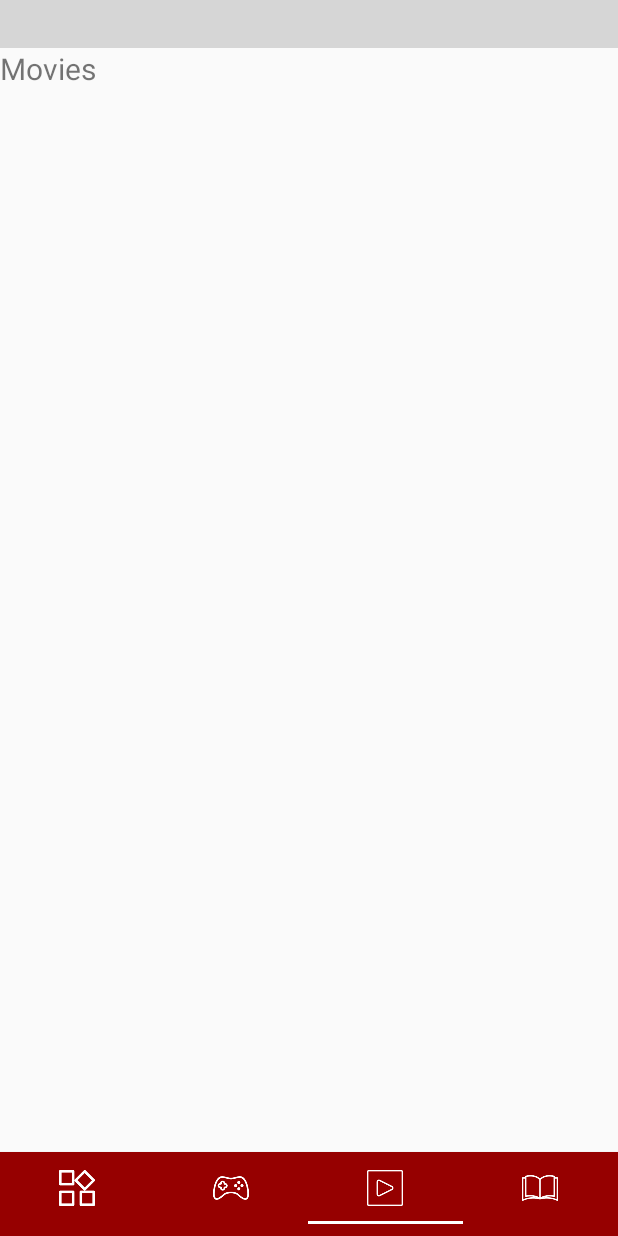
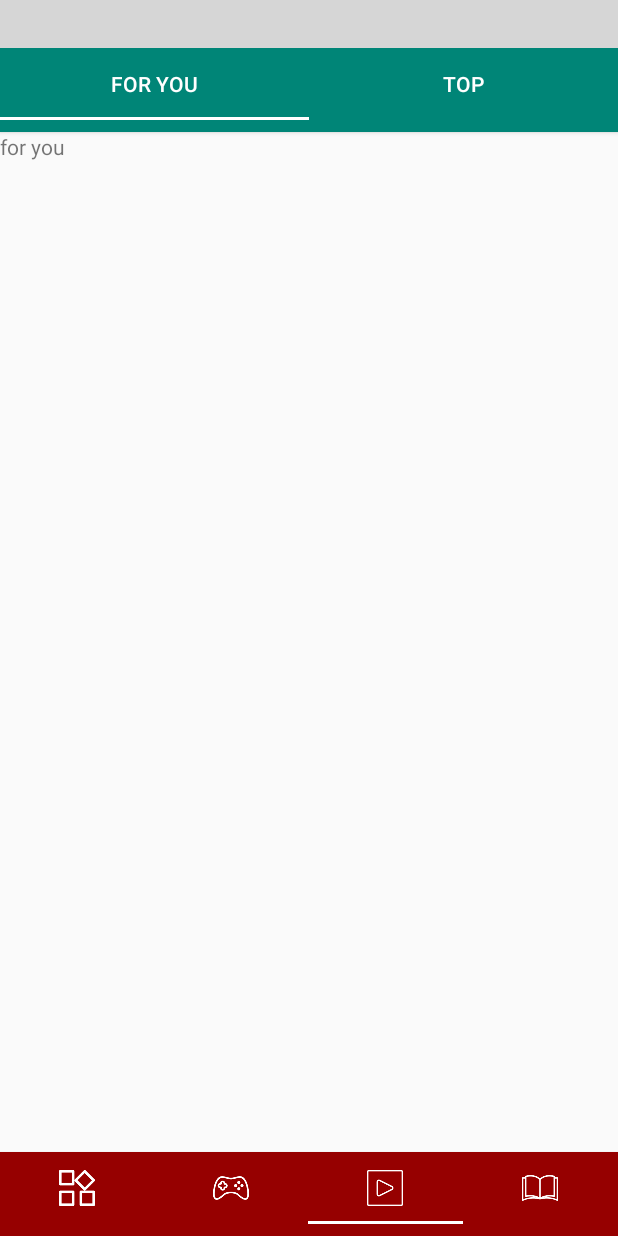
Before and after one commit to abdlrahman-l/PlayStoreApp, an Android app: the screen it shows after launch (MainActivity), item 3 of the bottom bar chosen, on a phone screen of 412 x 824 dp. Run offline under Robolectric (Android 15) with nearby library versions, the phone set to English and light mode, and no system bars; libraries missing offline, so code that uses them is left out: com.lapism.searchview; plain views replace SearchView; 3 statements that could not run were skipped; grey boxes are pictures that could not be loaded.

Commit message:
tabLayout di movie fragment

```diff
--- a/app/src/main/java/com/example/tabgoplayactivity/adapter/TabGameCategoryAdapter.java
+++ b/app/src/main/java/com/example/tabgoplayactivity/adapter/TabGameCategoryAdapter.java
@@ -3,6 +3,7 @@ package com.example.tabgoplayactivity.adapter;
 import java.util.ArrayList;
 import java.util.List;
 
+import androidx.annotation.Nullable;
 import androidx.fragment.app.Fragment;
 import androidx.fragment.app.FragmentManager;
 import androidx.fragment.app.FragmentStatePagerAdapter;
@@ -11,9 +12,8 @@ public class TabGameCategoryAdapter extends FragmentStatePagerAdapter {
 
     private List<Fragment> mFragmentList = new ArrayList<>();
 
-    public TabGameCategoryAdapter(FragmentManager fm, List<Fragment> mFragmentList) {
+    public TabGameCategoryAdapter(FragmentManager fm) {
         super(fm);
-        this.mFragmentList = mFragmentList;
     }
 
     @Override
@@ -29,4 +29,5 @@ public class TabGameCategoryAdapter extends FragmentStatePagerAdapter {
     public int getCount() {
         return mFragmentList.size();
     }
+
 }
--- /dev/null
+++ b/app/src/main/res/layout/fragment_for_you.xml
@@ -0,0 +1,14 @@
+<?xml version="1.0" encoding="utf-8"?>
+<FrameLayout xmlns:android="http://schemas.android.com/apk/res/android"
+    xmlns:tools="http://schemas.android.com/tools"
+    android:layout_width="match_parent"
+    android:layout_height="match_parent"
+    tools:context=".ForYouFragment">
+
+    <!-- TODO: Update blank fragment layout -->
+    <TextView
+        android:layout_width="match_parent"
+        android:layout_height="match_parent"
+        android:text="for you" />
+
+</FrameLayout>
--- a/app/src/main/res/layout/fragment_movies.xml
+++ b/app/src/main/res/layout/fragment_movies.xml
@@ -3,13 +3,36 @@
     xmlns:tools="http://schemas.android.com/tools"
     android:layout_width="match_parent"
     android:layout_height="match_parent"
+    xmlns:app="http://schemas.android.com/apk/res-auto"
     tools:context=".MoviesFragment">
 
-    <!-- TODO: Update blank fragment layout -->
-    <TextView
+    <com.google.android.material.tabs.TabLayout
+        android:layout_alignParentEnd="true"
+        android:layout_alignParentLeft="true"
+        android:layout_alignParentRight="true"
+        android:layout_alignParentStart="true"
+        android:id="@+id/tab_layout_movie"
         android:layout_width="match_parent"
-        android:layout_height="match_parent"
-        android:textSize="20sp"
-        android:text="Movies" />
+        android:layout_height="wrap_content"
+        android:elevation="2dp"
+        android:background="@color/colorPrimary"
+        android:minHeight="?android:attr/actionBarSize"
+        app:tabTextColor="@android:color/white"
+        app:tabSelectedTextColor="@android:color/white"
+        app:tabIndicatorColor="@android:color/white"
+        android:theme="@style/ThemeOverlay.AppCompat.Dark.ActionBar"
+        tools:targetApi="LOLLIPOP"
+        >
+
+    </com.google.android.material.tabs.TabLayout>
+
+
+    <androidx.viewpager.widget.ViewPager
+        android:layout_below="@+id/tab_layout_movie"
+        android:id="@+id/view_pager_movie"
+        android:layout_width="match_parent"
+        android:layout_height="wrap_content">
+
+    </androidx.viewpager.widget.ViewPager>
 
 </RelativeLayout>
```
Also changed, not shown: app/src/main/java/com/example/tabgoplayactivity/ForYouFragment.java (added, +31 -0 lines), app/src/main/java/com/example/tabgoplayactivity/MoviesFragment.java (+29 -0 lines), app/src/main/java/com/example/tabgoplayactivity/TopFragment.java (added, +31 -0 lines), app/src/main/res/layout/fragment_top.xml (added, +14 -0 lines).
